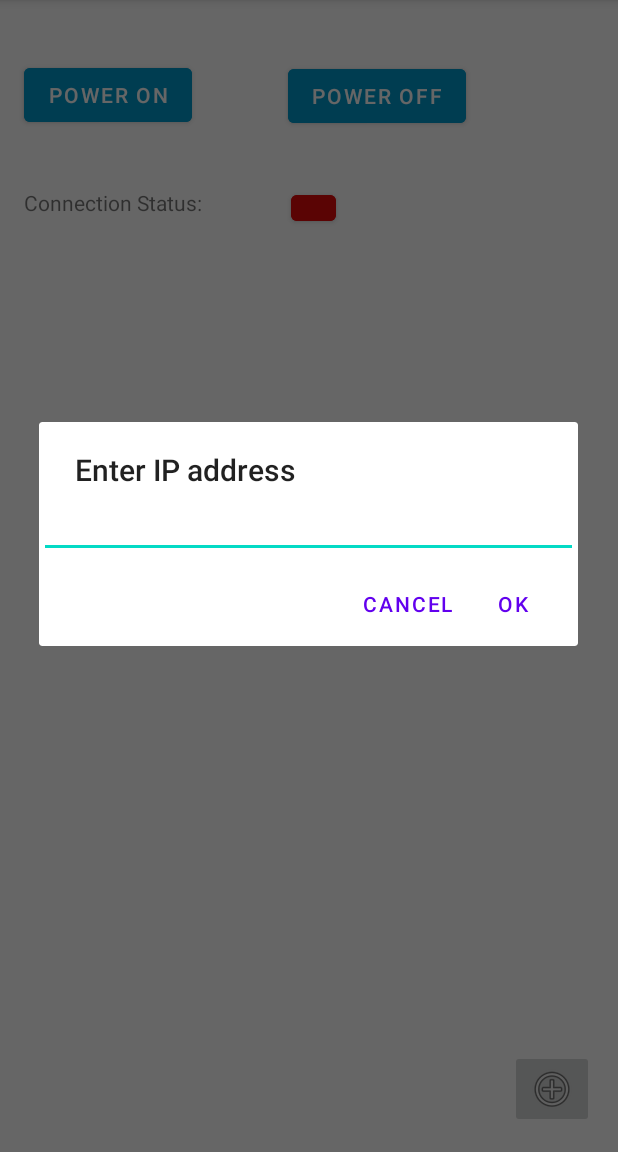
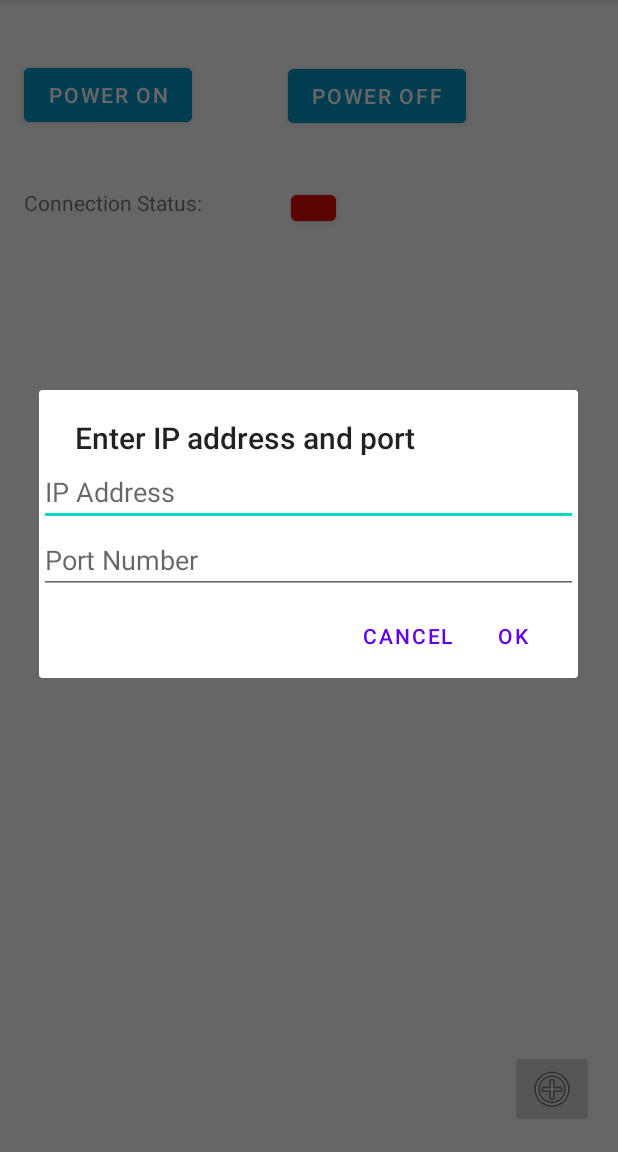
Before and after one commit to LaUs3r/JVCBeamerControl, an Android app: the screen it shows after launch (MainActivity), after a tap on an icon or button, on a phone screen of 412 x 824 dp, the part 84-1236 px from its top. Run offline under Robolectric (Android 15) with nearby library versions, the phone set to English and light mode, and no system bars; network calls fail.

Commit message:
Added port number to IP dialog

```diff
--- a/app/src/main/java/com/remotecontrol/jvcbeamercontrol/IPAddressText.java
+++ b/app/src/main/java/com/remotecontrol/jvcbeamercontrol/IPAddressText.java
@@ -33,6 +33,7 @@ public class IPAddressText extends EditText {
                     if (!resultingTxt.matches("^\\d{1,3}(\\.(\\d{1,3}(\\.(\\d{1,3}(\\.(\\d{1,3})?)?)?)?)?)?")) {
                         return "";
                     } else {
+                        //String[] splits = resultingTxt.split("\\.");
                         String[] splits = resultingTxt.split("\\.");
                         for (int i = 0; i < splits.length; i++) {
                             if (Integer.valueOf(splits[i]) > 255) {
--- a/app/src/main/java/com/remotecontrol/jvcbeamercontrol/MainActivity.java
+++ b/app/src/main/java/com/remotecontrol/jvcbeamercontrol/MainActivity.java
@@ -1,17 +1,24 @@
 package com.remotecontrol.jvcbeamercontrol;
+
+import static com.google.android.material.internal.ContextUtils.getActivity;
 
 import androidx.appcompat.app.AlertDialog;
 import androidx.appcompat.app.AppCompatActivity;
 
 import android.content.Context;
-import android.content.DialogInterface;
 import android.content.SharedPreferences;
 import android.graphics.Color;
 import android.os.Bundle;
 import android.os.Handler;
 import android.os.StrictMode;
+
+import android.text.InputType;
+import android.view.LayoutInflater;
 import android.view.View;
 import android.widget.Button;
+import android.widget.EditText;
+import android.widget.LinearLayout;
+
 import java.io.IOException;
 import java.io.InputStream;
 import java.io.OutputStream;
@@ -26,8 +33,8 @@ import java.net.UnknownHostException;
 public class MainActivity extends AppCompatActivity {
 
     private Socket socket;
-    private static final int SERVER_PORT = 20554;
-    //private static final String SERVER_IP = "192.168.100.5";
+    //private static final int SERVER_PORT = 20554;
+    private int SERVER_PORT = 0;
     private String SERVER_IP = "";
     private static final int SERVER_TIMEOUT = 5000;
     private OutputStream beamerOutputStream;
@@ -83,8 +90,8 @@ public class MainActivity extends AppCompatActivity {
     {
         try {
             statusIcon = findViewById(R.id.connectionStatusIcon);
-            System.out.println("Current IP: " + SERVER_IP);
             readSavedIPAddress();
+            readSavedPort();
 
             if (checkConnection()) {
                 statusIcon.setBackgroundColor(Color.GREEN);
@@ -239,31 +246,36 @@ public class MainActivity extends AppCompatActivity {
      */
     public void showSettingsDialog(View view) {
         AlertDialog.Builder builder = new AlertDialog.Builder(this);
-        builder.setTitle("Enter IP address");
+        Context context = this;
+        LinearLayout layout = new LinearLayout(context);
+        layout.setOrientation(LinearLayout.VERTICAL);
+        builder.setTitle("Enter IP address and port");
 
-        // Set up the input
-        final IPAddressText input = new IPAddressText(this);
+        // Add a TextView here for the "Title" label, as noted in the comments
+        final IPAddressText ipAddress = new IPAddressText(context);
+        ipAddress.setHint("IP Address");
+        layout.addView(ipAddress); // Notice this is an add method
 
-        builder.setView(input);
-        if (!SERVER_IP.equals("")) input.setText(SERVER_IP);
+        // Add another TextView here for the "Description" label
+        final EditText port = new EditText(context);
+        port.setInputType(InputType.TYPE_CLASS_NUMBER);
+        port.setHint("Port Number");
+        layout.addView(port); // Another
 
+        if (!SERVER_IP.equals("")) ipAddress.setText(SERVER_IP);
+        if (SERVER_PORT != 0) port.setText("" + SERVER_PORT);
+
+        builder.setView(layout); // Again this is a set method, not add
         // Set up the buttons
-        builder.setPositiveButton("OK", new DialogInterface.OnClickListener() {
-            @Override
-            public void onClick(DialogInterface dialog, int which) {
-                SERVER_IP = input.getText().toString();
-                saveIPAddress(SERVER_IP);
-                try { checkConnection(); } catch (IOException e) {
-                    e.printStackTrace();}
-            }
+        builder.setPositiveButton("OK", (dialog, which) -> {
+            SERVER_IP = ipAddress.getText().toString();
+            SERVER_PORT = Integer.parseInt(port.getText().toString());
+            saveIPAddress(SERVER_IP);
+            savePort(SERVER_PORT);
+            try { checkConnection(); } catch (IOException e) {
+                e.printStackTrace();}
         });
-        builder.setNegativeButton("Cancel", new DialogInterface.OnClickListener() {
-            @Override
-            public void onClick(DialogInterface dialog, int which) {
-                dialog.cancel();
-            }
-        });
-
+        builder.setNegativeButton("Cancel", (dialog, which) -> dialog.cancel());
         builder.show();
     }
 
@@ -279,10 +291,29 @@ public class MainActivity extends AppCompatActivity {
    }
 
     /**
+     * Saves the given port from the settings dialog
+     * @param port of the beamer
+     */
+    private void savePort(int port) {
+        SharedPreferences sharedPref = getSharedPreferences("JVC BeamerControl", Context.MODE_PRIVATE);
+        SharedPreferences.Editor editor = sharedPref.edit();
+        editor.putInt("SERVER_PORT", port);
+        editor.apply();
+    }
+
+    /**
      * Reads the last given IP address to the global variable to be used in the app
      */
     private void readSavedIPAddress() {
         SharedPreferences sharedPref = getSharedPreferences("JVC BeamerControl", Context.MODE_PRIVATE);
         SERVER_IP = sharedPref.getString("SERVER_IP", SERVER_IP);
     }
+
+    /**
+     * Reads the last given IP address to the global variable to be used in the app
+     */
+    private void readSavedPort() {
+        SharedPreferences sharedPref = getSharedPreferences("JVC BeamerControl", Context.MODE_PRIVATE);
+        SERVER_PORT = sharedPref.getInt("SERVER_PORT", SERVER_PORT);
+    }
 }
```
Also changed, not shown: 27 other files.
